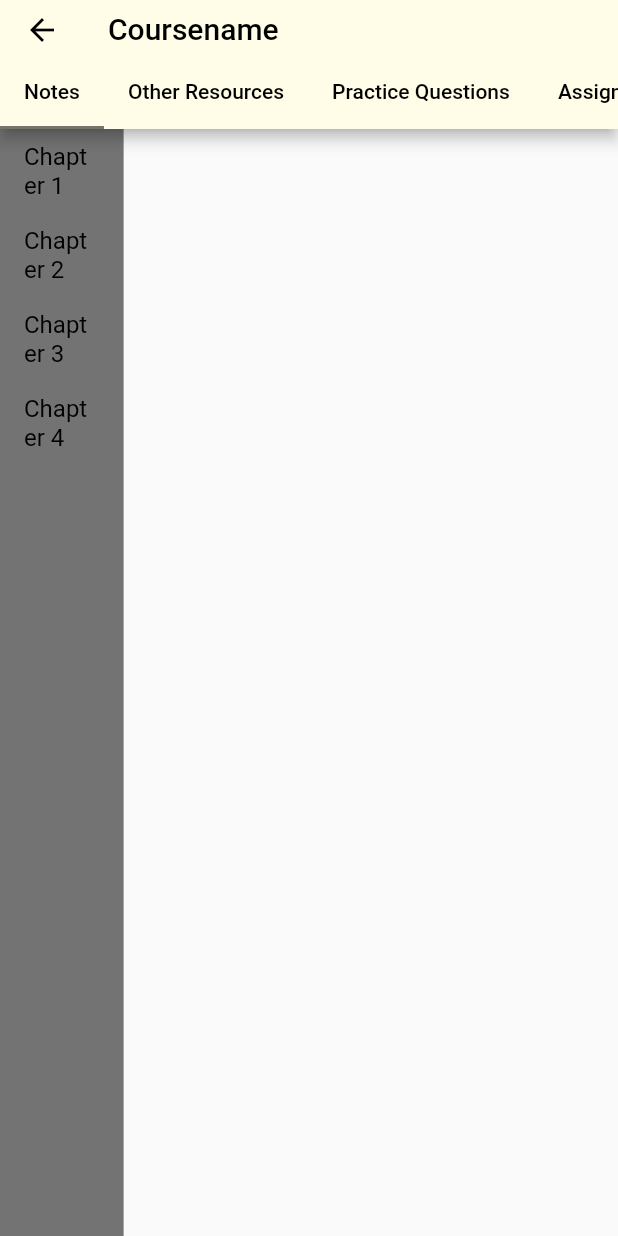
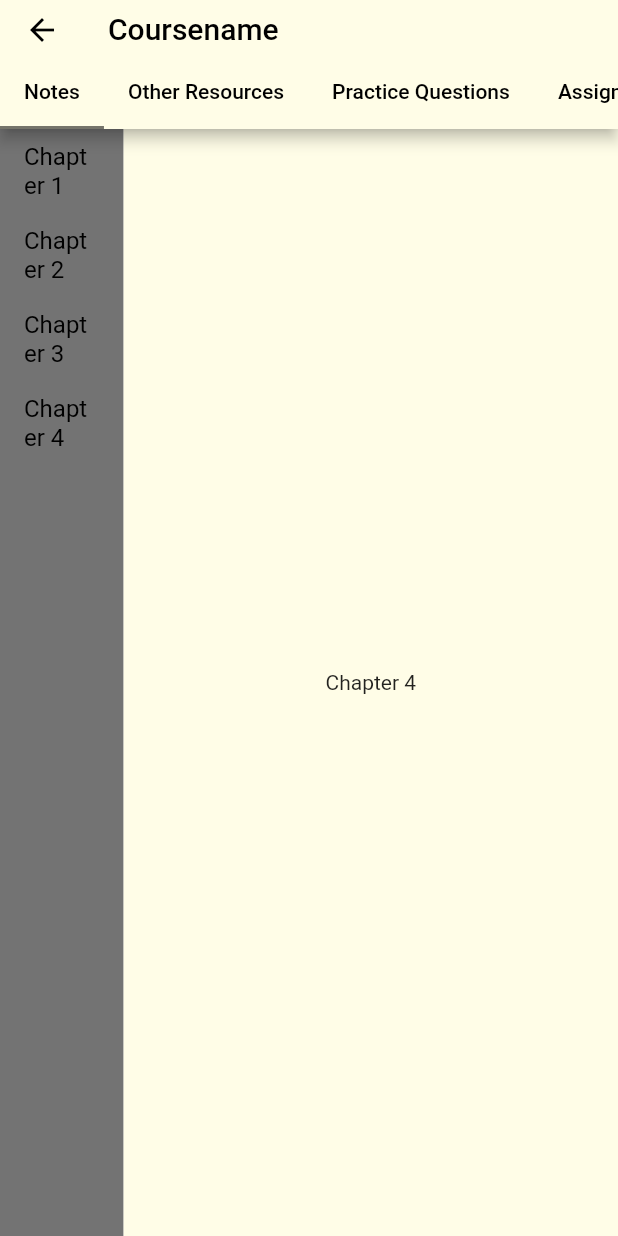
Before and after one commit to takundaKatombo/delpPrototype, a Flutter app: the Course screen opened directly, on a phone screen of 412 x 824 dp. Run offline on Flutter 3.47's test engine with Material 2 defaults, Android fonts, the phone set to English and light mode, and no system bars.

Commit message:
Update course_page.dart

```diff
--- a/lib/views/widgets/course_page.dart
+++ b/lib/views/widgets/course_page.dart
@@ -151,6 +151,12 @@ class _CourseState extends State<Course> {
                             })
                       ],
                     ),
+                  ),
+                  Divider(),
+                  Container(
+                    color: Colors.yellow[50],
+                    width: MediaQuery.of(context).size.width * 0.8,
+                    child: _switchLeftPanelNotes(_selectedNotes),
                   ),
                   // Spacer(),
                   // Divider(),
@@ -314,41 +320,11 @@ class _CourseState extends State<Course> {
                       ],
                     ),
                   ),
-                  // Spacer(),
                   Divider(),
                   Container(
                     color: Colors.yellow[50],
                     width: MediaQuery.of(context).size.width * 0.8,
-                    // child: Column(
-                    //   children: [
-                    //     ExpansionTile(
-                    //       //tileColor: Colors.yellow[50],
-                    //       // onTap: () {
-                    //       //   Navigator.push(
-                    //       //     context,
-                    //       //     MaterialPageRoute(builder: (context) => MyApp()),
-                    //       //   );
-                    //       // },
-                    //       title: Text('Objective wise '),
-                    //     ),
-                    //     Divider(),
-                    //     ListTile(
-                    //       tileColor: Colors.yellow[50],
-                    //       title: Text('Assignment 2'),
-                    //     ),
-                    //     Divider(),
-                    //     ListTile(
-                    //       tileColor: Colors.yellow[50],
-                    //       title: Text('Assignment 3'),
-                    //     ),
-                    //     Divider(),
-                    //     ListTile(
-                    //       tileColor: Colors.yellow[50],
-                    //       title: Text('Assignment 4'),
-                    //     ),
-                    //     Divider(),
-                    //   ],
-                    // ),
+                    child: _switchLeftPanelPracticeQsn(_selectedPractiseQsn),
                   ),
                 ],
               ),
@@ -423,36 +399,7 @@ class _CourseState extends State<Course> {
                   Container(
                     color: Colors.yellow[50],
                     width: MediaQuery.of(context).size.width * 0.8,
-                    child: Column(
-                      children: [
-                        ListTile(
-                          tileColor: Colors.yellow[50],
-                          onTap: () {
-                            Navigator.push(
-                              context,
-                              MaterialPageRoute(builder: (context) => MyApp()),
-                            );
-                          },
-                          title: Text('Assignment 1'),
-                        ),
-                        Divider(),
-                        ListTile(
-                          tileColor: Colors.yellow[50],
-                          title: Text('Assignment 2'),
-                        ),
-                        Divider(),
-                        ListTile(
-                          tileColor: Colors.yellow[50],
-                          title: Text('Assignment 3'),
-                        ),
-                        Divider(),
-                        ListTile(
-                          tileColor: Colors.yellow[50],
-                          title: Text('Assignment 4'),
-                        ),
-                        Divider(),
-                      ],
-                    ),
+                    child: _switchLeftPanelAss(_selectedAss),
                   ),
                 ],
               ),
@@ -513,37 +460,7 @@ class _CourseState extends State<Course> {
                   Container(
                     color: Colors.yellow[50],
                     width: MediaQuery.of(context).size.width * 0.8,
-                    child: Column(
-                      children: [
-                        ListTile(
-                          tileColor: Colors.yellow[50],
-                          onTap: () {
-                            Navigator.push(
-                              context,
-                              MaterialPageRoute(
-                                  builder: (context) => Exercise()),
-                            );
-                          },
-                          title: Text('Exercise 1'),
-                        ),
-                        Divider(),
-                        ListTile(
-                          tileColor: Colors.yellow[50],
-                          title: Text('Exercise 2'),
-                        ),
-                        Divider(),
-                        ListTile(
-                          tileColor: Colors.yellow[50],
-                          title: Text('Exercise 3'),
-                        ),
-                        Divider(),
-                        ListTile(
-                          tileColor: Colors.yellow[50],
-                          title: Text('Exercise 4'),
-                        ),
-                        Divider(),
-                      ],
-                    ),
+                    child: _switchLeftPanelExercise(_selectedExercise),
                   ),
                 ],
               ),
@@ -590,37 +507,7 @@ class _CourseState extends State<Course> {
                   Container(
                     color: Colors.yellow[50],
                     width: MediaQuery.of(context).size.width * 0.8,
-                    child: Column(
-                      children: [
-                        ListTile(
-                          tileColor: Colors.yellow[50],
-                          onTap: () {
-                            Navigator.push(
-                              context,
-                              MaterialPageRoute(
-                                  builder: (context) => Exercise()),
-                            );
-                          },
-                          title: Text('Chapter 1'),
-                        ),
-                        Divider(),
-                        ListTile(
-                          tileColor: Colors.yellow[50],
-                          title: Text('Chapter 2'),
-                        ),
-                        Divider(),
-                        ListTile(
-                          tileColor: Colors.yellow[50],
-                          title: Text('Chapter 3'),
-                        ),
-                        Divider(),
-                        ListTile(
-                          tileColor: Colors.yellow[50],
-                          title: Text('Chapter 4'),
-                        ),
-                        Divider(),
-                      ],
-                    ),
+                    child: _switchLeftPanelQuiz(_selectedQuiz),
                   ),
                 ],
               ),
@@ -628,4 +515,259 @@ class _CourseState extends State<Course> {
           )),
     );
   }
+
+  Widget _switchLeftPanelAss(int selectedAss) {
+    switch (selectedAss) {
+      case 1:
+        return Column(
+          children: [
+            ListTile(
+              tileColor: Colors.yellow[50],
+              onTap: () {
+                Navigator.push(
+                  context,
+                  MaterialPageRoute(builder: (context) => MyApp()),
+                );
+              },
+              title: Text('Assignment 1'),
+            ),
+            Divider(),
+            ListTile(
+              tileColor: Colors.yellow[50],
+              title: Text('Assignment 2'),
+            ),
+            Divider(),
+            ListTile(
+              tileColor: Colors.yellow[50],
+              title: Text('Assignment 3'),
+            ),
+            Divider(),
+            ListTile(
+              tileColor: Colors.yellow[50],
+              title: Text('Assignment 4'),
+            ),
+            Divider(),
+          ],
+        );
+      case 2:
+        return Container(
+          child: Center(
+            child: Text("Done Assignments"),
+          ),
+        );
+      case 3:
+        return Container(
+          child: Center(
+            child: Text("Assessed Assignments"),
+          ),
+        );
+        break;
+      default:
+        return Container(
+          child: Center(
+            child: Text("Due Assignments"),
+          ),
+        );
+    }
+  }
+
+  Widget _switchLeftPanelNotes(int selectedNotes) {
+    switch (selectedNotes) {
+      case 1:
+        return Container(
+          child: Center(
+            child: Text("Chapter 1"),
+          ),
+        );
+      case 2:
+        return Container(
+          child: Center(
+            child: Text("Chapter 2"),
+          ),
+        );
+      case 3:
+        return Container(
+          child: Center(
+            child: Text("Chapter 3"),
+          ),
+        );
+        break;
+      default:
+        return Container(
+          child: Center(
+            child: Text("Chapter 4"),
+          ),
+        );
+    }
+  }
+
+  Widget _switchLeftPanelPracticeQsn(int selectedPracticeQsn) {
+    switch (selectedPracticeQsn) {
+      case 1:
+        return Container(
+          child: Center(
+            child: Text("Easy Mock Test"),
+          ),
+        );
+      // return Column(
+      //   children: [
+      //     ListTile(
+      //       tileColor: Colors.yellow[50],
+      //       onTap: () {
+      //         Navigator.push(
+      //           context,
+      //           MaterialPageRoute(builder: (context) => MyApp()),
+      //         );
+      //       },
+      //       title: Text('Chapter 1'),
+      //     ),
+      //     Divider(),
+      //     ListTile(
+      //       tileColor: Colors.yellow[50],
+      //       title: Text('Chapter 2'),
+      //     ),
+      //     Divider(),
+      //     ListTile(
+      //       tileColor: Colors.yellow[50],
+      //       title: Text('Chapter 3'),
+      //     ),
+      //     Divider(),
+      //     ListTile(
+      //       tileColor: Colors.yellow[50],
+      //       title: Text('Chapter 4'),
+      //     ),
+      //     Divider(),
+      //   ],
+      // );
+      case 2:
+        return Container(
+          child: Center(
+            child: Text("Tough Mock Test"),
+          ),
+        );
+      case 3:
+        return Container(
+          child: Center(
+            child: Text(" Very Tough Mock Test"),
+          ),
+        );
+        break;
+      default:
+        return Container(
+          child: Center(
+            child: Text(" Mock Test"),
+          ),
+        );
+    }
+  }
+
+  Widget _switchLeftPanelExercise(int selectedExercise) {
+    switch (selectedExercise) {
+      case 1:
+        return Column(
+          children: [
+            ListTile(
+              tileColor: Colors.yellow[50],
+              onTap: () {
+                Navigator.push(
+                  context,
+                  MaterialPageRoute(builder: (context) => MyApp()),
+                );
+              },
+              title: Text('Exercise 1'),
+            ),
+            Divider(),
+            ListTile(
+              tileColor: Colors.yellow[50],
+              title: Text('Exercise 2'),
+            ),
+            Divider(),
+            ListTile(
+              tileColor: Colors.yellow[50],
+              title: Text('Exercise 3'),
+            ),
+            Divider(),
+            ListTile(
+              tileColor: Colors.yellow[50],
+              title: Text('Exercise 4'),
+            ),
+            Divider(),
+          ],
+        );
+      case 3:
+        return Container(
+          child: Center(
+            child: Text("Done Exercise"),
+          ),
+        );
+      case 2:
+        return Container(
+          child: Center(
+            child: Text("Assessed Exercise"),
+          ),
+        );
+        break;
+      default:
+        return Container(
+          child: Center(
+            child: Text("Exercise"),
+          ),
+        );
+    }
+  }
+
+  Widget _switchLeftPanelQuiz(int selectedQuiz) {
+    switch (selectedQuiz) {
+      case 1:
+        return Column(
+          children: [
+            ListTile(
+              tileColor: Colors.yellow[50],
+              onTap: () {
+                Navigator.push(
+                  context,
+                  MaterialPageRoute(builder: (context) => MyApp()),
+                );
+              },
+              title: Text('Assignment 1'),
+            ),
+            Divider(),
+            ListTile(
+              tileColor: Colors.yellow[50],
+              title: Text('Assignment 2'),
+            ),
+            Divider(),
+            ListTile(
+              tileColor: Colors.yellow[50],
+              title: Text('Assignment 3'),
+            ),
+            Divider(),
+            ListTile(
+              tileColor: Colors.yellow[50],
+              title: Text('Assignment 4'),
+            ),
+            Divider(),
+          ],
+        );
+      case 2:
+        return Container(
+          child: Center(
+            child: Text("Done Assignments"),
+          ),
+        );
+      case 3:
+        return Container(
+          child: Center(
+            child: Text("Assessed Assignments"),
+          ),
+        );
+        break;
+      default:
+        return Container(
+          child: Center(
+            child: Text("Due Assignments"),
+          ),
+        );
+    }
+  }
 }
```
